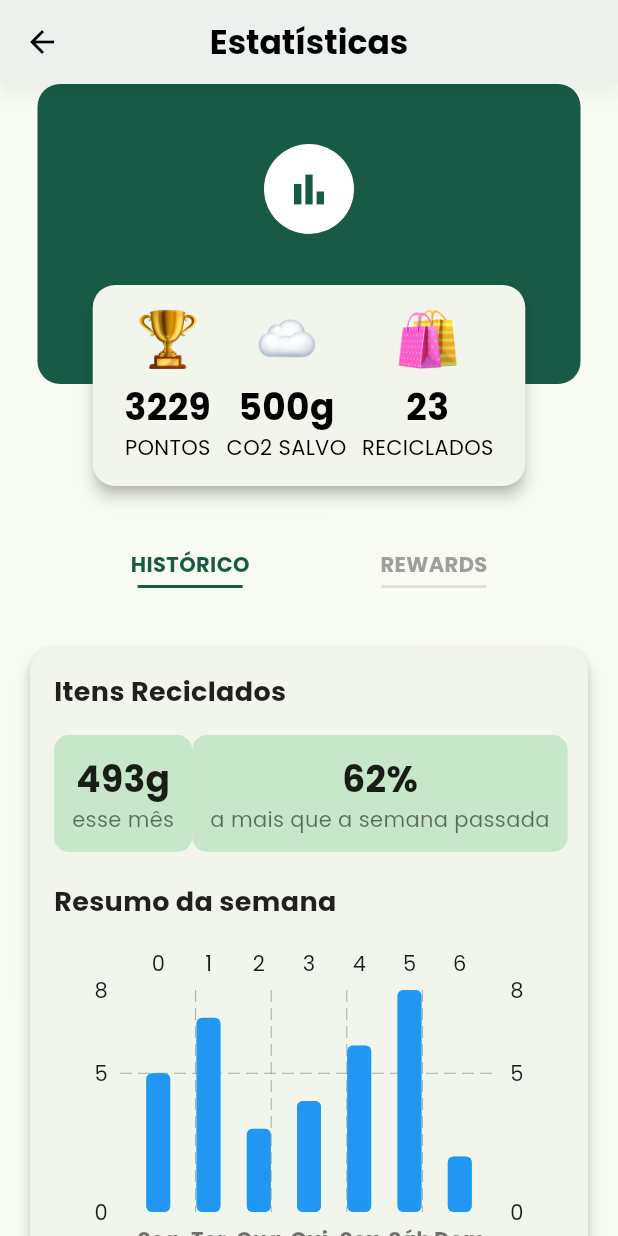
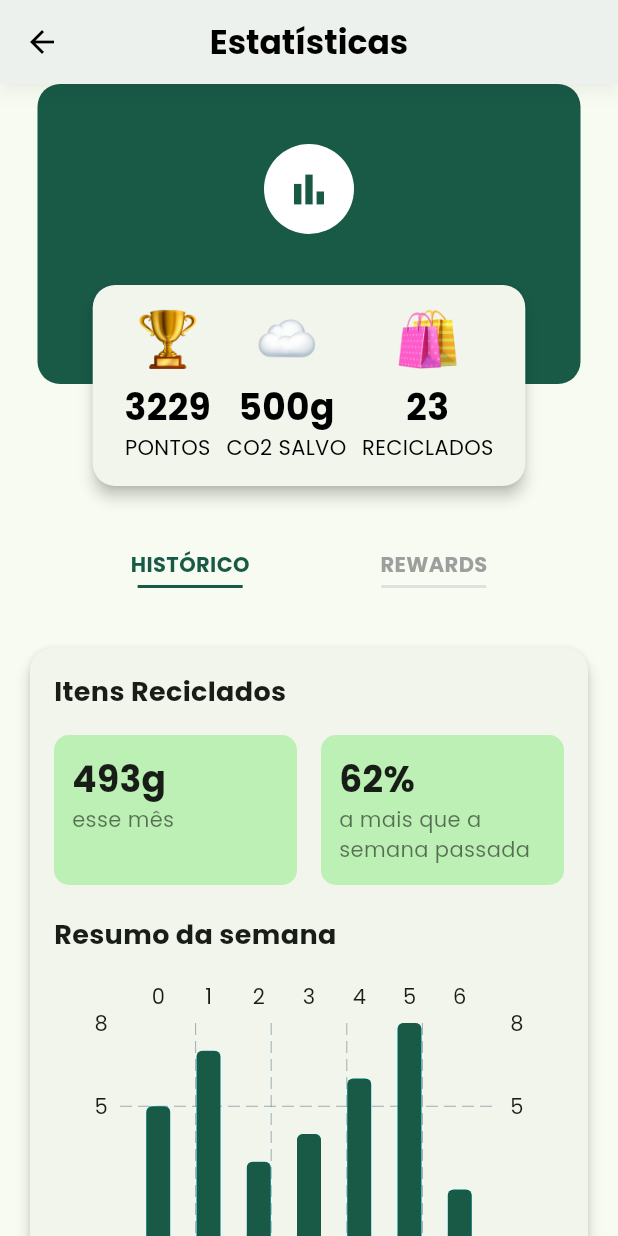
Before and after one commit to sabarense/eco_guia, a Flutter app: the Rewards screen opened by its route, on a phone screen of 412 x 824 dp. Run offline on Flutter 3.47's test engine with Material 3 defaults, Android fonts, the phone set to English and light mode, and no system bars; drawn by our look-alikes of fl_chart; missing offline and left inert: dart:html, dart:js; network calls fail; statements that could not run were skipped.

Commit message:
Ajustes no layout

```diff
--- a/lib/pages/rewards/components/historico_summary_card.dart
+++ b/lib/pages/rewards/components/historico_summary_card.dart
@@ -16,32 +16,41 @@ class HistoricoSummaryCard extends StatelessWidget {
         child: Column(
           crossAxisAlignment: CrossAxisAlignment.start,
           children: [
-            const Text(
+            Text(
               'Itens Reciclados',
               style: TextStyle(
                 fontSize: 18,
                 fontWeight: FontWeight.bold,
-                color: Colors.black87,
+                color: Theme.of(context)
+                    .colorScheme
+                    .onSurface, // Usando a cor do tema
               ),
             ),
             const SizedBox(height: 16),
             Row(
-              mainAxisAlignment: MainAxisAlignment.spaceAround,
+              mainAxisAlignment: MainAxisAlignment.spaceBetween,
               children: [
-                // Primeira caixa com "493g esse mês"
-                _buildMetricCard('493g', 'esse mês', Colors.green[100]!),
-                // Segunda caixa com "62% a mais que a semana passada"
-                _buildMetricCard(
-                    '62%', 'a mais que a semana passada', Colors.green[100]!),
+                // Os cards ocupam toda a largura disponível e são alinhados
+                Expanded(
+                  child: _buildMetricCard('493g', 'esse mês',
+                      Theme.of(context).colorScheme.primaryContainer),
+                ),
+                const SizedBox(width: 16), // Espaçamento entre os dois cards
+                Expanded(
+                  child: _buildMetricCard('62%', 'a mais que a semana passada',
+                      Theme.of(context).colorScheme.primaryContainer),
+                ),
               ],
             ),
             const SizedBox(height: 20),
-            const Text(
+            Text(
               'Resumo da semana',
               style: TextStyle(
                 fontSize: 18,
                 fontWeight: FontWeight.bold,
-                color: Colors.black87,
+                color: Theme.of(context)
+                    .colorScheme
+                    .onSurface, // Usando a cor do tema
               ),
             ),
             const SizedBox(height: 16),
@@ -50,7 +59,7 @@ class HistoricoSummaryCard extends StatelessWidget {
               height: 200,
               child: BarChart(
                 BarChartData(
-                  barGroups: _buildBarGroups(), // Dados do gráfico
+                  barGroups: _buildBarGroups(context), // Dados do gráfico
                   borderData: FlBorderData(show: false),
                   titlesData: FlTitlesData(
                     show: true,
@@ -72,13 +81,19 @@ class HistoricoSummaryCard extends StatelessWidget {
 
   // Função para construir as caixas com os valores e textos
   Widget _buildMetricCard(String value, String label, Color backgroundColor) {
-    return Container(
+    return SizedBox(
+      height: 100, // Define uma altura fixa para o card
+      child: Container(
         padding: const EdgeInsets.all(12),
         decoration: BoxDecoration(
-        color: backgroundColor,
+          color: backgroundColor, // Cor de fundo da caixa usando o tema
           borderRadius: BorderRadius.circular(10),
         ),
         child: Column(
+          crossAxisAlignment:
+              CrossAxisAlignment.start, // Alinha o texto à esquerda
+          mainAxisAlignment:
+              MainAxisAlignment.start, // Garante que o conteúdo fique no topo
           children: [
             Text(
               value,
@@ -89,9 +104,14 @@ class HistoricoSummaryCard extends StatelessWidget {
             ),
             Text(
               label,
-            style: const TextStyle(fontSize: 14, color: Colors.black54),
+              style: TextStyle(
+                fontSize: 14,
+                color: Colors
+                    .black54, // Ou use Theme.of(context).colorScheme.onPrimaryContainer
+              ),
             ),
           ],
+        ),
       ),
     );
   }
@@ -137,20 +157,20 @@ class HistoricoSummaryCard extends StatelessWidget {
   }
 
   // Função para criar os dados do gráfico de barras
-  List<BarChartGroupData> _buildBarGroups() {
+  List<BarChartGroupData> _buildBarGroups(BuildContext context) {
     return [
-      _buildBarGroup(0, 5),
-      _buildBarGroup(1, 7),
-      _buildBarGroup(2, 3),
-      _buildBarGroup(3, 4),
-      _buildBarGroup(4, 6),
-      _buildBarGroup(5, 8),
-      _buildBarGroup(6, 2),
+      _buildBarGroup(context, 0, 5),
+      _buildBarGroup(context, 1, 7),
+      _buildBarGroup(context, 2, 3),
+      _buildBarGroup(context, 3, 4),
+      _buildBarGroup(context, 4, 6),
+      _buildBarGroup(context, 5, 8),
+      _buildBarGroup(context, 6, 2),
     ];
   }
 
   // Função que constrói cada grupo de barras
-  BarChartGroupData _buildBarGroup(int x, double y) {
+  BarChartGroupData _buildBarGroup(BuildContext context, int x, double y) {
     return BarChartGroupData(
       x: x,
       barRods: [
@@ -159,7 +179,8 @@ class HistoricoSummaryCard extends StatelessWidget {
           width: 16,
           borderRadius: BorderRadius.circular(4),
           rodStackItems: [
-            BarChartRodStackItem(0, y, Colors.blue),
+            BarChartRodStackItem(
+                0, y, Theme.of(context).colorScheme.primary), // Cor da barra
           ],
         ),
       ],
```
Lines whose indentation alone changed are shown as unchanged.
